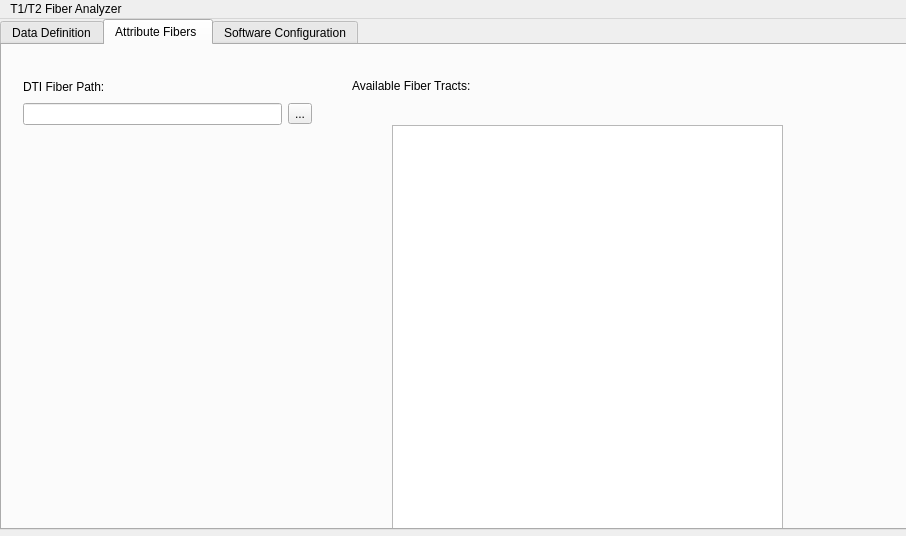
This is mainwindow.ui in nintendops/T1T2FiberAnalyzer as Qt 5 draws it before an edit. The edited form follows.
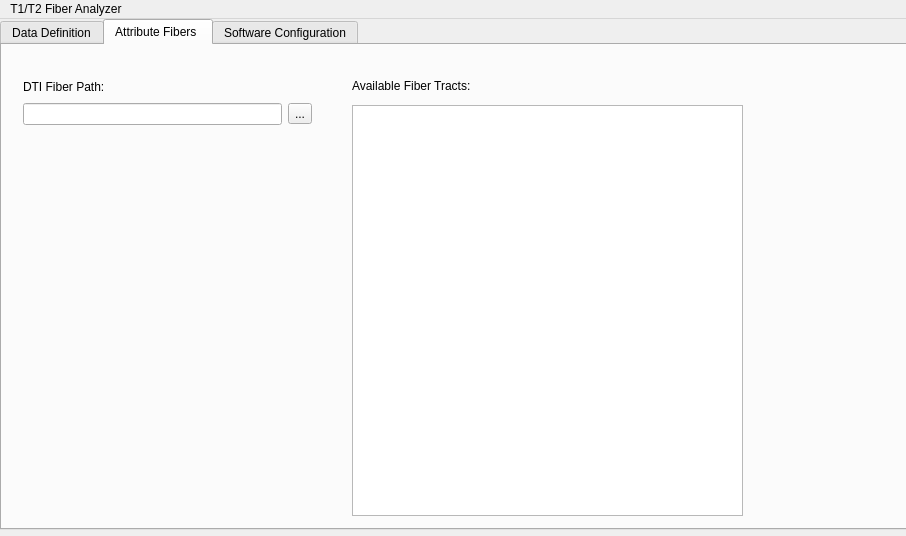
This is the edited form. The open tabs and pages were chosen to show the change.

```diff
--- a/mainwindow.ui
+++ b/mainwindow.ui
@@ -316,8 +316,8 @@
      <widget class="QTableView" name="Fiber_Tracts_Table">
       <property name="geometry">
        <rect>
-        <x>390</x>
-        <y>80</y>
+        <x>350</x>
+        <y>60</y>
         <width>391</width>
         <height>411</height>
        </rect>
```
